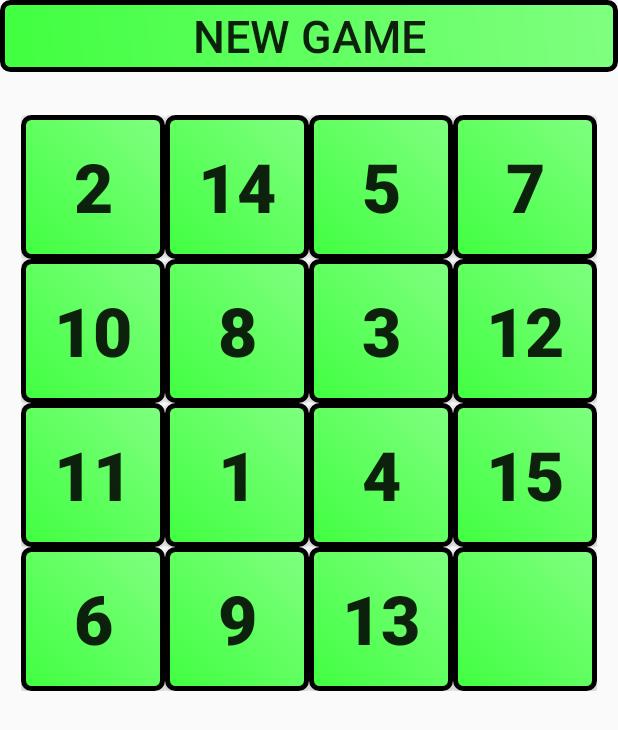
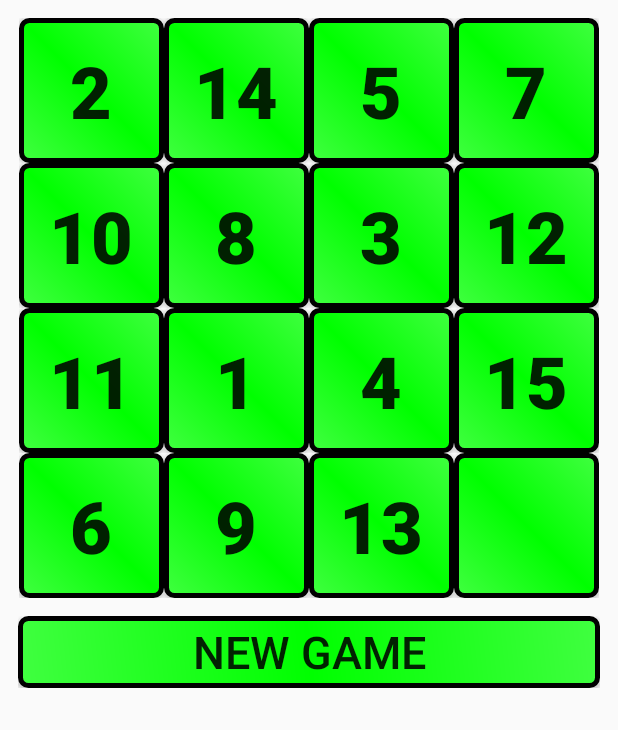
Before and after one commit to dev-fan/barley-break, an Android app: the MainActivity screen opened directly, with no data from a screen before it, on a phone screen of 412 x 824 dp. Shown: the top 730 px of the screen. Run offline under Robolectric (Android 15) with nearby library versions, the phone set to English and light mode, and no system bars.

Commit message:
Update view size

```diff
--- a/app/src/main/java/ua/dp/altermann/barley_break/MainActivity.java
+++ b/app/src/main/java/ua/dp/altermann/barley_break/MainActivity.java
@@ -4,7 +4,9 @@ import android.app.Activity;
 import android.os.Bundle;
 import android.support.annotation.NonNull;
 import android.util.Log;
+import android.util.TypedValue;
 import android.view.View;
+import android.view.ViewGroup;
 import android.widget.Button;
 import android.widget.LinearLayout;
 
@@ -41,22 +43,27 @@ public class MainActivity extends Activity {
         stage.add((Button) findViewById(R.id.btn15));
         stage.add((Button) findViewById(R.id.btn16));
 
+        final LinearLayout llMain = (LinearLayout)findViewById(R.id.llMain);
         final LinearLayout llField = (LinearLayout)findViewById(R.id.llField);
         llField.post(new Runnable() {
             @Override
             public void run() {
-                int fieldPadding = (int) getResources().getDimension(R.dimen.fields_padding);
-                int minSize = Math.min(llField.getMeasuredWidth(), llField.getMeasuredHeight());
-                int btnSize = (int) Math.floor((minSize - fieldPadding * 2) / 4);
-                Log.d(LOG_TAG, "LinearLayout: minSize=" + minSize + ", btnSize=" + btnSize
-                        + ", width=" + llField.getMeasuredWidth() + ", height=" + llField.getMeasuredHeight());
+                int actMargin = getResources().getDimensionPixelSize(R.dimen.activity_vertical_margin);
+                int minSize = Math.min(llMain.getMeasuredWidth(), llMain.getMeasuredHeight());
+                int btnSize = (int) Math.floor((minSize - (actMargin) * 2) / 4);
+                Log.d(LOG_TAG, "LinearLayout llMain: width=" + llMain.getMeasuredWidth()
+                        + ", height=" + llMain.getMeasuredHeight()
+                        + ",\nactMargin=" + actMargin
+                        + ", minSize=" + minSize + ", btnSize=" + btnSize
+                        + ",\nLinearLayout llField: width=" + llField.getMeasuredWidth()
+                        + ", height=" + llField.getMeasuredHeight());
                 for (Button btn : stage) {
-                    btn.setBackgroundResource(R.drawable.button);
-                    btn.setHeight(btnSize);
-                    btn.setWidth(btnSize);
-                    btn.setTextSize(45f);
+                    ViewGroup.LayoutParams layoutParams = btn.getLayoutParams();
+                    layoutParams.width = btnSize;
+                    layoutParams.height = btnSize;
+                    btn.setLayoutParams(layoutParams);
+                    btn.setTextSize(TypedValue.COMPLEX_UNIT_PX, btnSize / 2);
                 }
-                llField.setPadding(fieldPadding, fieldPadding, fieldPadding, fieldPadding);
                 int wrapContent = LinearLayout.LayoutParams.WRAP_CONTENT;
                 llField.setLayoutParams(new LinearLayout.LayoutParams(wrapContent, wrapContent));
             }
--- a/app/src/main/res/drawable/button.xml
+++ b/app/src/main/res/drawable/button.xml
@@ -8,7 +8,8 @@
         android:color="#000000" />
     <gradient
         android:startColor="#40FF40"
-        android:endColor="#80FF80"
+        android:centerColor="#00FF00"
+        android:endColor="#40FF40"
         android:angle="45">
     </gradient>
     <padding
--- a/app/src/main/res/layout-land/activity_main.xml
+++ b/app/src/main/res/layout-land/activity_main.xml
@@ -4,14 +4,18 @@
     android:orientation="horizontal"
     android:layout_width="match_parent"
     android:layout_height="match_parent"
-    android:gravity="center_vertical">
+    android:paddingLeft="@dimen/activity_horizontal_margin"
+    android:paddingRight="@dimen/activity_horizontal_margin"
+    android:paddingTop="@dimen/activity_vertical_margin"
+    android:paddingBottom="@dimen/activity_vertical_margin"
+    android:gravity="center_vertical|center_horizontal"
+    android:id="@+id/llMain">
 
     <LinearLayout
         android:orientation="vertical"
-        android:layout_width="match_parent"
+        android:layout_width="wrap_content"
         android:layout_height="match_parent"
-        android:id="@+id/llField"
-        android:gravity="center_horizontal">
+        android:id="@+id/llField">
         <LinearLayout
             android:layout_width="match_parent"
             android:layout_height="wrap_content"
@@ -22,7 +26,9 @@
                 android:text=""
                 android:textStyle="bold"
                 android:onClick="onMove"
-                android:id="@+id/btn1">
+                android:id="@+id/btn1"
+                android:background="@drawable/button"
+                android:layout_weight="1">
             </Button>
             <Button
                 android:layout_height="wrap_content"
@@ -30,7 +36,9 @@
                 android:text=""
                 android:textStyle="bold"
                 android:onClick="onMove"
-                android:id="@+id/btn2">
+                android:id="@+id/btn2"
+                android:background="@drawable/button"
+                android:layout_weight="1">
             </Button>
             <Button
                 android:layout_height="wrap_content"
@@ -38,7 +46,9 @@
                 android:text=""
                 android:textStyle="bold"
                 android:onClick="onMove"
-                android:id="@+id/btn3">
+                android:id="@+id/btn3"
+                android:background="@drawable/button"
+                android:layout_weight="1">
             </Button>
             <Button
                 android:layout_height="wrap_content"
@@ -46,7 +56,9 @@
                 android:text=""
                 android:textStyle="bold"
                 android:onClick="onMove"
-                android:id="@+id/btn4">
+                android:id="@+id/btn4"
+                android:background="@drawable/button"
+                android:layout_weight="1">
             </Button>
         </LinearLayout>
         <LinearLayout
@@ -59,7 +71,9 @@
                 android:text=""
                 android:textStyle="bold"
                 android:onClick="onMove"
-                android:id="@+id/btn5">
+                android:id="@+id/btn5"
+                android:background="@drawable/button"
+                android:layout_weight="1">
             </Button>
             <Button
                 android:layout_height="wrap_content"
@@ -67,7 +81,9 @@
                 android:text=""
                 android:textStyle="bold"
                 android:onClick="onMove"
-                android:id="@+id/btn6">
+                android:id="@+id/btn6"
+                android:background="@drawable/button"
+                android:layout_weight="1">
             </Button>
             <Button
                 android:layout_height="wrap_content"
@@ -75,7 +91,9 @@
                 android:text=""
                 android:textStyle="bold"
                 android:onClick="onMove"
-                android:id="@+id/btn7">
+                android:id="@+id/btn7"
+                android:background="@drawable/button"
+                android:layout_weight="1">
             </Button>
             <Button
                 android:layout_height="wrap_content"
@@ -83,7 +101,9 @@
                 android:text=""
                 android:textStyle="bold"
                 android:onClick="onMove"
-                android:id="@+id/btn8">
+                android:id="@+id/btn8"
+                android:background="@drawable/button"
+                android:layout_weight="1">
             </Button>
         </LinearLayout>
         <LinearLayout
@@ -96,7 +116,9 @@
                 android:text=""
                 android:textStyle="bold"
                 android:onClick="onMove"
-                android:id="@+id/btn9">
+                android:id="@+id/btn9"
+                android:background="@drawable/button"
+                android:layout_weight="1">
             </Button>
             <Button
                 android:layout_height="wrap_content"
@@ -104,7 +126,9 @@
                 android:text=""
                 android:textStyle="bold"
                 android:onClick="onMove"
-                android:id="@+id/btn10">
+                android:id="@+id/btn10"
+                android:background="@drawable/button"
+                android:layout_weight="1">
             </Button>
             <Button
                 android:layout_height="wrap_content"
@@ -112,7 +136,9 @@
                 android:text=""
                 android:textStyle="bold"
                 android:onClick="onMove"
-                android:id="@+id/btn11">
+                android:id="@+id/btn11"
+                android:background="@drawable/button"
+                android:layout_weight="1">
             </Button>
             <Button
                 android:layout_height="wrap_content"
@@ -120,7 +146,9 @@
                 android:text=""
                 android:textStyle="bold"
                 android:onClick="onMove"
-                android:id="@+id/btn12">
+                android:id="@+id/btn12"
+                android:background="@drawable/button"
+                android:layout_weight="1">
             </Button>
         </LinearLayout>
         <LinearLayout
@@ -133,7 +161,9 @@
                 android:text=""
                 android:textStyle="bold"
                 android:onClick="onMove"
-                android:id="@+id/btn13">
+                android:id="@+id/btn13"
+                android:background="@drawable/button"
+                android:layout_weight="1">
             </Button>
             <Button
                 android:layout_height="wrap_content"
@@ -141,7 +171,9 @@
                 android:text=""
                 android:textStyle="bold"
                 android:onClick="onMove"
-                android:id="@+id/btn14">
+                android:id="@+id/btn14"
+                android:background="@drawable/button"
+                android:layout_weight="1">
             </Button>
             <Button
                 android:layout_height="wrap_content"
@@ -149,7 +181,9 @@
                 android:text=""
                 android:textStyle="bold"
                 android:onClick="onMove"
-                android:id="@+id/btn15">
+                android:id="@+id/btn15"
+                android:background="@drawable/button"
+                android:layout_weight="1">
             </Button>
             <Button
                 android:layout_height="wrap_content"
@@ -157,14 +191,16 @@
                 android:text=""
                 android:textStyle="bold"
                 android:onClick="onMove"
-                android:id="@+id/btn16">
+                android:id="@+id/btn16"
+                android:background="@drawable/button"
+                android:layout_weight="1">
             </Button>
         </LinearLayout>
     </LinearLayout>
     <LinearLayout
-        android:layout_width="wrap_content"
+        android:layout_width="match_parent"
         android:layout_height="wrap_content"
-        android:layout_marginLeft="@dimen/button_margin">
+        android:gravity="center_horizontal">
         <Button
             android:layout_height="wrap_content"
             android:layout_width="wrap_content"
--- a/app/src/main/res/layout/activity_main.xml
+++ b/app/src/main/res/layout/activity_main.xml
@@ -4,11 +4,203 @@
     android:orientation="vertical"
     android:layout_width="match_parent"
     android:layout_height="match_parent"
-    android:gravity="center_horizontal">
+    android:paddingLeft="@dimen/activity_horizontal_margin"
+    android:paddingRight="@dimen/activity_horizontal_margin"
+    android:paddingTop="@dimen/activity_vertical_margin"
+    android:paddingBottom="@dimen/activity_vertical_margin"
+    android:gravity="center_horizontal"
+    android:id="@+id/llMain">
+
+    <LinearLayout
+        android:orientation="vertical"
+        android:layout_width="match_parent"
+        android:layout_height="wrap_content"
+        android:id="@+id/llField">
+        <LinearLayout
+            android:layout_width="match_parent"
+            android:layout_height="wrap_content"
+            android:gravity="center_horizontal">
+            <Button
+                android:layout_height="wrap_content"
+                android:layout_width="wrap_content"
+                android:text=""
+                android:textStyle="bold"
+                android:onClick="onMove"
+                android:id="@+id/btn1"
+                android:background="@drawable/button"
+                android:layout_weight="1">
+            </Button>
+            <Button
+                android:layout_height="wrap_content"
+                android:layout_width="wrap_content"
+                android:text=""
+                android:textStyle="bold"
+                android:onClick="onMove"
+                android:id="@+id/btn2"
+                android:background="@drawable/button"
+                android:layout_weight="1">
+            </Button>
+            <Button
+                android:layout_height="wrap_content"
+                android:layout_width="wrap_content"
+                android:text=""
+                android:textStyle="bold"
+                android:onClick="onMove"
+                android:id="@+id/btn3"
+                android:background="@drawable/button"
+                android:layout_weight="1">
+            </Button>
+            <Button
+                android:layout_height="wrap_content"
+                android:layout_width="wrap_content"
+                android:text=""
+                android:textStyle="bold"
+                android:onClick="onMove"
+                android:id="@+id/btn4"
+                android:background="@drawable/button"
+                android:layout_weight="1">
+            </Button>
+        </LinearLayout>
+        <LinearLayout
+            android:layout_width="match_parent"
+            android:layout_height="wrap_content"
+            android:gravity="center_horizontal">
+            <Button
+                android:layout_height="wrap_content"
+                android:layout_width="wrap_content"
+                android:text=""
+                android:textStyle="bold"
+                android:onClick="onMove"
+                android:id="@+id/btn5"
+                android:background="@drawable/button"
+                android:layout_weight="1">
+            </Button>
+            <Button
+                android:layout_height="wrap_content"
+                android:layout_width="wrap_content"
+                android:text=""
+                android:textStyle="bold"
+                android:onClick="onMove"
+                android:id="@+id/btn6"
+                android:background="@drawable/button"
+                android:layout_weight="1">
+            </Button>
+            <Button
+                android:layout_height="wrap_content"
+                android:layout_width="wrap_content"
+                android:text=""
+                android:textStyle="bold"
+                android:onClick="onMove"
+                android:id="@+id/btn7"
+                android:background="@drawable/button"
+                android:layout_weight="1">
+            </Button>
+            <Button
+                android:layout_height="wrap_content"
+                android:layout_width="wrap_content"
+                android:text=""
+                android:textStyle="bold"
+                android:onClick="onMove"
+                android:id="@+id/btn8"
+                android:background="@drawable/button"
+                android:layout_weight="1">
+            </Button>
+        </LinearLayout>
+        <LinearLayout
+            android:layout_width="match_parent"
+            android:layout_height="wrap_content"
+            android:gravity="center_horizontal">
+            <Button
+                android:layout_height="wrap_content"
+                android:layout_width="wrap_content"
+                android:text=""
+                android:textStyle="bold"
+                android:onClick="onMove"
+                android:id="@+id/btn9"
+                android:background="@drawable/button"
+                android:layout_weight="1">
+            </Button>
+            <Button
+                android:layout_height="wrap_content"
+                android:layout_width="wrap_content"
+                android:text=""
+                android:textStyle="bold"
+                android:onClick="onMove"
+                android:id="@+id/btn10"
+                android:background="@drawable/button"
+                android:layout_weight="1">
+            </Button>
+            <Button
+                android:layout_height="wrap_content"
+                android:layout_width="wrap_content"
+                android:text=""
+                android:textStyle="bold"
+                android:onClick="onMove"
+                android:id="@+id/btn11"
+                android:background="@drawable/button"
+                android:layout_weight="1">
+            </Button>
+            <Button
+                android:layout_height="wrap_content"
+                android:layout_width="wrap_content"
+                android:text=""
+                android:textStyle="bold"
+                android:onClick="onMove"
+                android:id="@+id/btn12"
+                android:background="@drawable/button"
+                android:layout_weight="1">
+            </Button>
+        </LinearLayout>
+        <LinearLayout
+            android:layout_width="match_parent"
+            android:layout_height="wrap_content"
+            android:gravity="center_horizontal">
+            <Button
+                android:layout_height="wrap_content"
+                android:layout_width="wrap_content"
+                android:text=""
+                android:textStyle="bold"
+                android:onClick="onMove"
+                android:id="@+id/btn13"
+                android:background="@drawable/button"
+                android:layout_weight="1">
+            </Button>
+            <Button
+                android:layout_height="wrap_content"
+                android:layout_width="wrap_content"
+                android:text=""
+                android:textStyle="bold"
+                android:onClick="onMove"
+                android:id="@+id/btn14"
+                android:background="@drawable/button"
+                android:layout_weight="1">
+            </Button>
+            <Button
+                android:layout_height="wrap_content"
+                android:layout_width="wrap_content"
+                android:text=""
+                android:textStyle="bold"
+                android:onClick="onMove"
+                android:id="@+id/btn15"
+                android:background="@drawable/button"
+                android:layout_weight="1">
+            </Button>
+            <Button
+                android:layout_height="wrap_content"
+                android:layout_width="wrap_content"
+                android:text=""
+                android:textStyle="bold"
+                android:onClick="onMove"
+                android:id="@+id/btn16"
+                android:background="@drawable/button"
+                android:layout_weight="1">
+            </Button>
+        </LinearLayout>
+    </LinearLayout>
     <LinearLayout
         android:layout_width="match_parent"
         android:layout_height="wrap_content"
-        android:layout_marginBottom="@dimen/button_margin">
+        android:layout_marginTop="@dimen/button_margin">
         <Button
             android:layout_height="wrap_content"
             android:layout_width="match_parent"
@@ -19,155 +211,4 @@
             android:textSize="@dimen/button_text_size">
         </Button>
     </LinearLayout>
-
-    <LinearLayout
-        android:orientation="vertical"
-        android:layout_width="match_parent"
-        android:layout_height="match_parent"
-        android:id="@+id/llField">
-        <LinearLayout
-            android:layout_width="match_parent"
-            android:layout_height="wrap_content">
-            <Button
-                android:layout_height="wrap_content"
-                android:layout_width="wrap_content"
-                android:text=""
-                android:textStyle="bold"
-                android:onClick="onMove"
-                android:id="@+id/btn1">
-            </Button>
-            <Button
-                android:layout_height="wrap_content"
-                android:layout_width="wrap_content"
-                android:text=""
-                android:textStyle="bold"
-                android:onClick="onMove"
-                android:id="@+id/btn2">
-            </Button>
-            <Button
-                android:layout_height="wrap_content"
-                android:layout_width="wrap_content"
-                android:text=""
-                android:textStyle="bold"
-                android:onClick="onMove"
-                android:id="@+id/btn3">
-            </Button>
-            <Button
-                android:layout_height="wrap_content"
-                android:layout_width="wrap_content"
-                android:text=""
-                android:textStyle="bold"
-                android:onClick="onMove"
-                android:id="@+id/btn4">
-            </Button>
-        </LinearLayout>
-        <LinearLayout
-            android:layout_width="match_parent"
-            android:layout_height="wrap_content">
-            <Button
-                android:layout_height="wrap_content"
-                android:layout_width="wrap_content"
-                android:text=""
-                android:textStyle="bold"
-                android:onClick="onMove"
-                android:id="@+id/btn5">
-            </Button>
-            <Button
-                android:layout_height="wrap_content"
-                android:layout_width="wrap_content"
-                android:text=""
-                android:textStyle="bold"
-                android:onClick="onMove"
-                android:id="@+id/btn6">
-            </Button>
-            <Button
-                android:layout_height="wrap_content"
-                android:layout_width="wrap_content"
-                android:text=""
-                android:textStyle="bold"
-                android:onClick="onMove"
-                android:id="@+id/btn7">
-            </Button>
-            <Button
-                android:layout_height="wrap_content"
-                android:layout_width="wrap_content"
-                android:text=""
-                android:textStyle="bold"
-                android:onClick="onMove"
-                android:id="@+id/btn8">
-            </Button>
-        </LinearLayout>
-        <LinearLayout
-            android:layout_width="match_parent"
-            android:layout_height="wrap_content">
-            <Button
-                android:layout_height="wrap_content"
-                android:layout_width="wrap_content"
-                android:text=""
-                android:textStyle="bold"
-                android:onClick="onMove"
-                android:id="@+id/btn9">
-            </Button>
-            <Button
-                android:layout_height="wrap_content"
-                android:layout_width="wrap_content"
-                android:text=""
-                android:textStyle="bold"
-                android:onClick="onMove"
-                android:id="@+id/btn10">
-            </Button>
-            <Button
-                android:layout_height="wrap_content"
-                android:layout_width="wrap_content"
-                android:text=""
-                android:textStyle="bold"
-                android:onClick="onMove"
-                android:id="@+id/btn11">
-            </Button>
-            <Button
-                android:layout_height="wrap_content"
-                android:layout_width="wrap_content"
-                android:text=""
-                android:textStyle="bold"
-                android:onClick="onMove"
-                android:id="@+id/btn12">
-            </Button>
-        </LinearLayout>
-        <LinearLayout
-            android:layout_width="match_parent"
-            android:layout_height="wrap_content">
-            <Button
-                android:layout_height="wrap_content"
-                android:layout_width="wrap_content"
-                android:text=""
-                android:textStyle="bold"
-                android:onClick="onMove"
-                android:id="@+id/btn13">
-            </Button>
-            <Button
-                android:layout_height="wrap_content"
-                android:layout_width="wrap_content"
-                android:text=""
-                android:textStyle="bold"
-                android:onClick="onMove"
-                android:id="@+id/btn14">
-            </Button>
-            <Button
-                android:layout_height="wrap_content"
-                android:layout_width="wrap_content"
-                android:text=""
-                android:textStyle="bold"
-                android:onClick="onMove"
-                android:id="@+id/btn15">
-            </Button>
-            <Button
-                android:layout_height="wrap_content"
-                android:layout_width="wrap_content"
-                android:text=""
-                android:textStyle="bold"
-                android:onClick="onMove"
-                android:id="@+id/btn16">
-            </Button>
-        </LinearLayout>
-    </LinearLayout>
 </LinearLayout>
--- a/app/src/main/res/values/dimens.xml
+++ b/app/src/main/res/values/dimens.xml
@@ -1,10 +1,9 @@
 <resources>
     <!-- Default screen margins, per the Android Design guidelines. -->
-    <dimen name="activity_horizontal_margin">16dp</dimen>
-    <dimen name="activity_vertical_margin">16dp</dimen>
+    <dimen name="activity_horizontal_margin">12dp</dimen>
+    <dimen name="activity_vertical_margin">12dp</dimen>
     <dimen name="info_text_size">40sp</dimen>
     <dimen name="splash_field_size">50dp</dimen>
-    <dimen name="fields_padding">20px</dimen>
-    <dimen name="button_margin">15dp</dimen>
+    <dimen name="button_margin">12dp</dimen>
     <dimen name="button_text_size">30sp</dimen>
 </resources>
```
